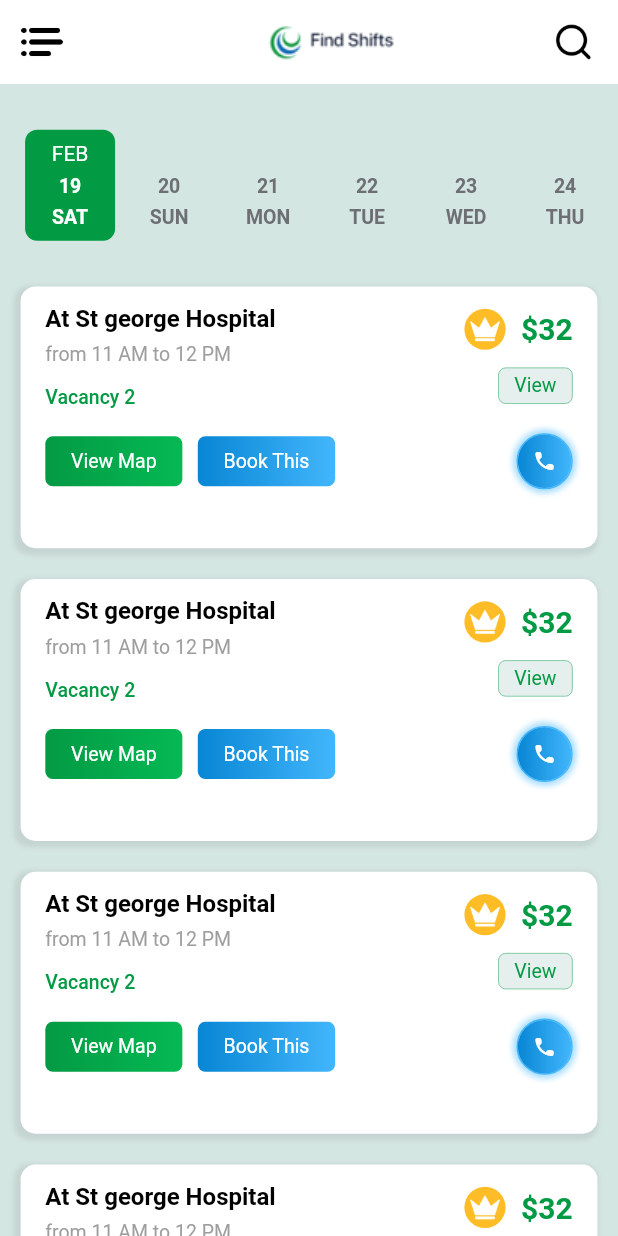
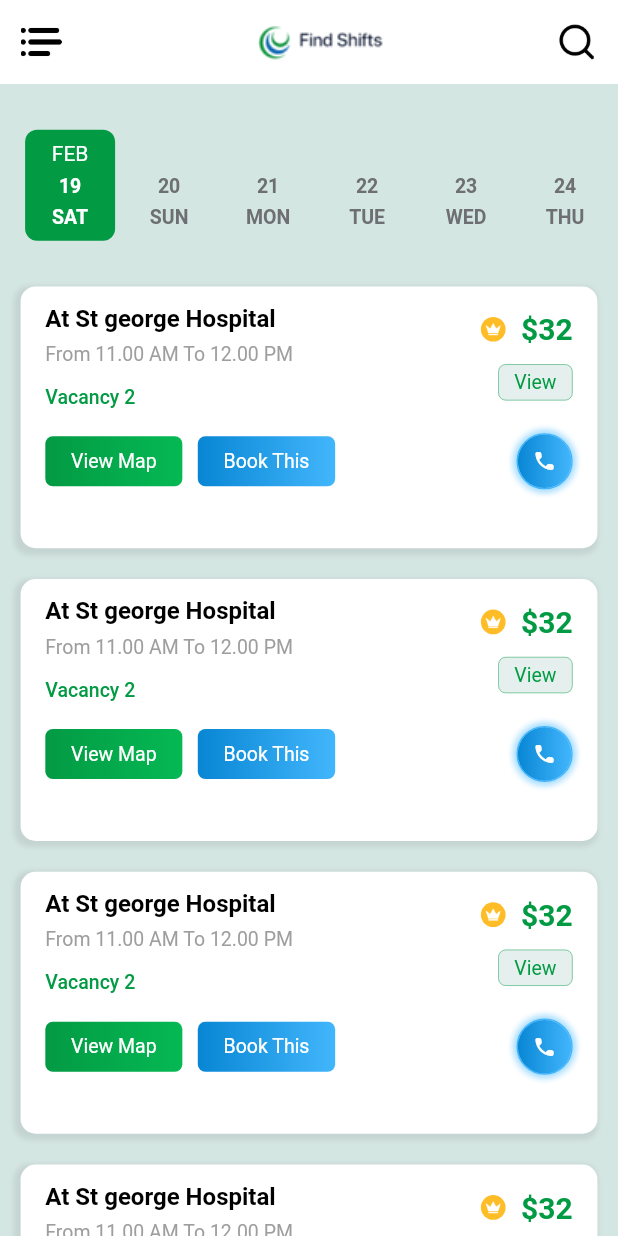
Before and after one commit to aiswaryapv3123/flutter_demo, a Flutter app: the screen it shows after launch, on a phone screen of 412 x 824 dp. Run offline on Flutter 3.47's test engine with Material 2 defaults, Android fonts, the phone set to English and light mode, and no system bars; drawn by our look-alikes of date_picker_timeline.

Commit message:
Home page Ui Corrections

```diff
--- a/lib/src/screens/home_page.dart
+++ b/lib/src/screens/home_page.dart
@@ -1,13 +1,9 @@
 import 'package:flutter/material.dart';
-import 'package:flutter/services.dart';
 import 'package:flutter_demo/src/utils/constants.dart';
 import 'package:date_picker_timeline/date_picker_timeline.dart';
 import 'package:flutter_demo/src/utils/utils.dart';
-import 'package:flutter_demo/src/widgets/book_button.dart';
-import 'package:flutter_demo/src/widgets/build_button.dart';
-import 'package:flutter_demo/src/widgets/call_button.dart';
 import 'package:flutter_demo/src/widgets/home_page_cards.dart';
-import 'package:flutter_demo/src/widgets/view_button.dart';
+
 
 class HomePage extends StatefulWidget {
   const HomePage({Key key}) : super(key: key);
@@ -28,7 +24,16 @@ class _HomePageState extends State<HomePage> {
           backgroundColor: Constants.colors[0],
           elevation: 0,
           centerTitle: true,
-          leading: SizedBox(
+          leading: Container(),
+          actions: [
+            Container(
+              width: screenWidth(context, dividedBy: 1),
+              padding: EdgeInsets.symmetric(
+                  horizontal: screenWidth(context, dividedBy: 30)),
+              child: Row(
+                mainAxisAlignment: MainAxisAlignment.center,
+                children: [
+                  SizedBox(
                     child: Center(
                       child: Image.asset(
                         "assets/icons/list.png",
@@ -38,11 +43,10 @@ class _HomePageState extends State<HomePage> {
                       ),
                     ),
                   ),
-          title: Container(
-            width: screenWidth(context, dividedBy: 1),
-            child: Row(
-              children: [
                   Spacer(),
+                  SizedBox(
+                    width: screenWidth(context, dividedBy: 30),
+                  ),
                   Image.asset("assets/icons/logo.png"),
                   Spacer(),
                   SizedBox(
@@ -57,6 +61,7 @@ class _HomePageState extends State<HomePage> {
                 ],
               ),
             ),
+          ],
           // actions: [],
         ),
         body: SingleChildScrollView(
@@ -97,15 +102,16 @@ class _HomePageState extends State<HomePage> {
                       children: [
                         HomePageCard(
                           name: "At St george Hospital",
-                          startTime: "11 AM",
-                          endTime: "12 PM",
+                          startTime: "11.00 AM",
+                          endTime: "12.00 PM",
                           price: "32",
                           onTapView: () {},
                           onTapCall: () {},
                           onTapMap: () {},
                           onTapBooking: () {
                             print("Tapped");
-                            showBookingAlert(context,date: "Saturday 19th February 2022");
+                            showBookingAlert(context,
+                                date: "Saturday 19th February 2022");
                           },
                         ),
                         SizedBox(height: screenHeight(context, dividedBy: 40)),
--- a/lib/src/widgets/home_page_cards.dart
+++ b/lib/src/widgets/home_page_cards.dart
@@ -63,7 +63,7 @@ class _HomePageCardState extends State<HomePageCard> {
               ),
               SizedBox(height: screenHeight(context, dividedBy: 120)),
               Text(
-                "from " + widget.startTime + " to " + widget.endTime ,
+                "From " + widget.startTime + " To " + widget.endTime ,
                 style: TextStyle(
                     fontSize: 13,
                     color: Colors.grey,
@@ -87,12 +87,15 @@ class _HomePageCardState extends State<HomePageCard> {
                   mainAxisAlignment: MainAxisAlignment.center,
                   children: [
                     Container(
-                        width: screenWidth(context, dividedBy: 15),
-                        height: screenWidth(context, dividedBy: 15),
+                        width: screenWidth(context, dividedBy: 25),
+                        height: screenWidth(context, dividedBy: 25),
                         decoration: BoxDecoration(
                             shape: BoxShape.circle, color: Constants.colors[8]),
                         child: Center(
-                            child: Image.asset("assets/icons/crown.png"))),
+                            child: Image.asset("assets/icons/crown.png",
+                              width: screenWidth(context, dividedBy: 30),
+                              height: screenWidth(context, dividedBy: 30),
+                            fit:BoxFit.cover))),
                     SizedBox(
                       width: screenWidth(context, dividedBy: 40),
                     ),
```
Lines whose indentation alone changed are shown as unchanged.
